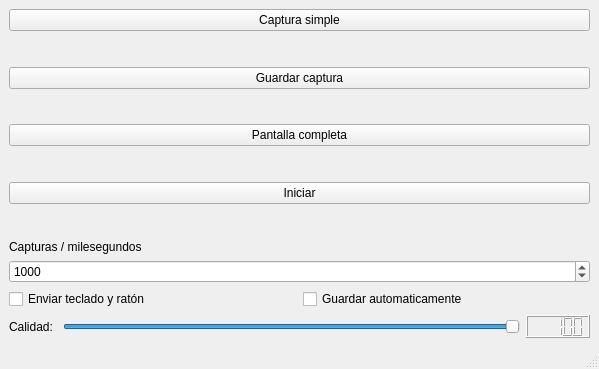
svn2github/demonio, file src/cliente/Forms/ventanaescritorio.ui: the form before one commit.
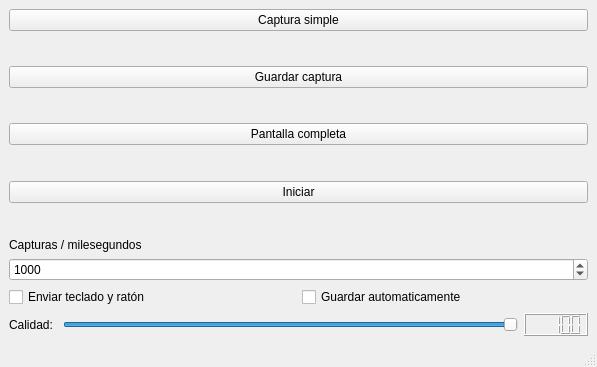
The form after the commit.

What changed in the file:
```diff
--- a/src/cliente/Forms/ventanaescritorio.ui
+++ b/src/cliente/Forms/ventanaescritorio.ui
@@ -6,8 +6,8 @@
    <rect>
     <x>0</x>
     <y>0</y>
-    <width>599</width>
-    <height>369</height>
+    <width>597</width>
+    <height>367</height>
    </rect>
   </property>
   <property name="windowTitle">
@@ -109,7 +109,7 @@
         <item>
          <widget class="QSpinBox" name="spinIntervalo">
           <property name="minimum">
-           <number>100</number>
+           <number>1</number>
           </property>
           <property name="maximum">
            <number>60000</number>
```
Left out of the diff: 2 changed lines with no effect on the pictures.
